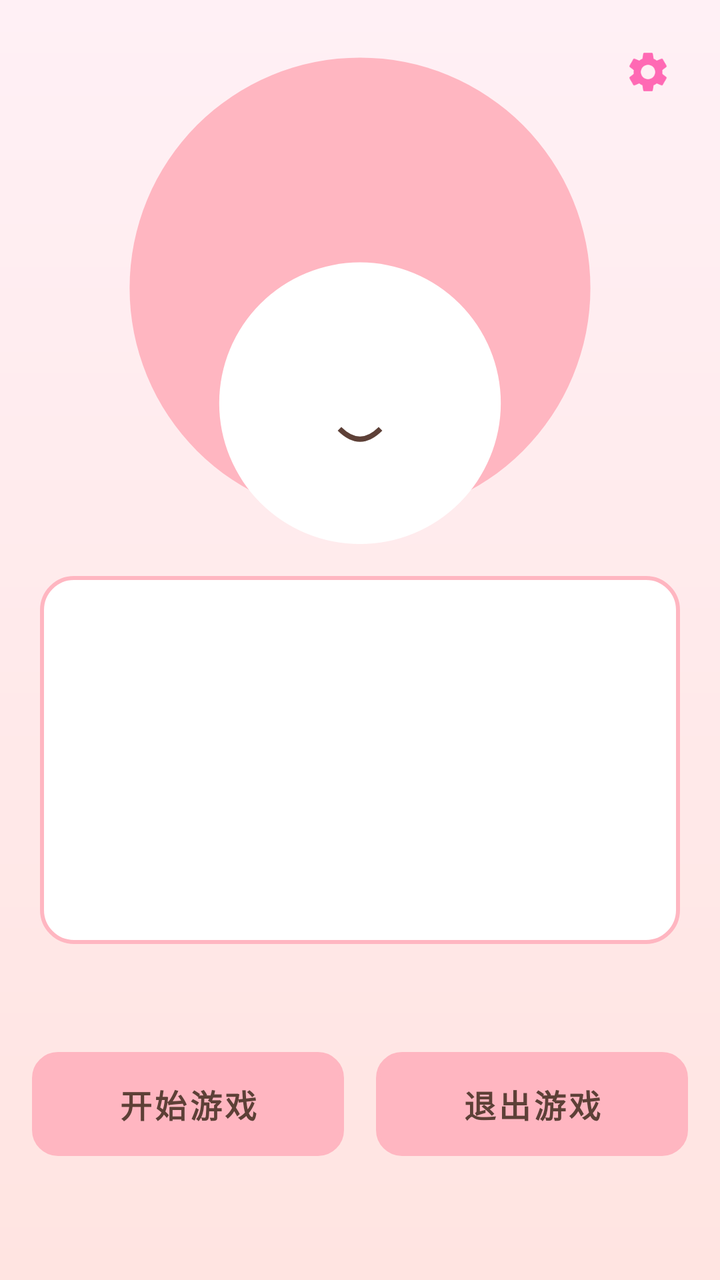
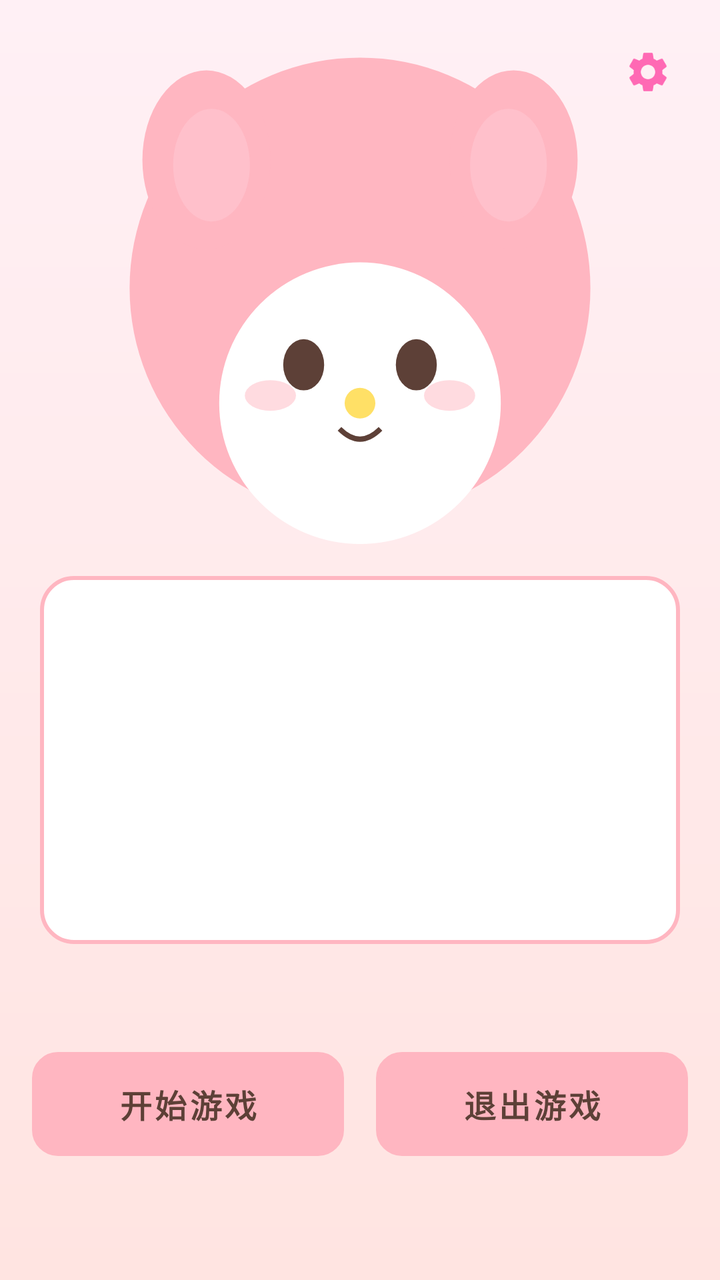

Screens rendered from an Android XML layout before and after an edit, with the pre-edit source and the edit as a unified diff.
<!-- AndroidManifest.xml: application theme Theme.MelodyGuess -->
<!-- res/layout/activity_main.xml -->
<?xml version="1.0" encoding="utf-8"?>
<LinearLayout xmlns:android="http://schemas.android.com/apk/res/android"
    xmlns:tools="http://schemas.android.com/tools"
    android:layout_width="match_parent"
    android:layout_height="match_parent"
    android:orientation="vertical"
    android:background="@drawable/bg_gradient"
    android:fitsSystemWindows="true">

    
    <RelativeLayout
        android:id="@+id/imageContainer"
        android:layout_width="match_parent"
        android:layout_height="0dp"
        android:layout_weight="45"
        android:padding="16dp">

        <ImageView
            android:id="@+id/melodyImage"
            android:layout_width="match_parent"
            android:layout_height="match_parent"
            android:scaleType="fitCenter"
            android:src="@drawable/melody_default"
            android:contentDescription="美乐蒂" />

        
        <ImageButton
            android:id="@+id/btnSettings"
            android:layout_width="40dp"
            android:layout_height="40dp"
            android:layout_alignParentTop="true"
            android:layout_alignParentEnd="true"
            android:background="?attr/selectableItemBackgroundBorderless"
            android:src="@drawable/ic_settings"
            android:contentDescription="设置"
            android:padding="4dp" />

    </RelativeLayout>

    
    <LinearLayout
        android:id="@+id/chatContainer"
        android:layout_width="match_parent"
        android:layout_height="0dp"
        android:layout_weight="30"
        android:orientation="vertical"
        android:paddingStart="20dp"
        android:paddingEnd="20dp"
        android:paddingBottom="8dp">

        
        <TextView
            android:id="@+id/tvGuessTitle"
            android:layout_width="wrap_content"
            android:layout_height="wrap_content"
            android:layout_gravity="center_horizontal"
            android:text="我想"
            android:textSize="28sp"
            android:textColor="@color/text_dark"
            android:textStyle="bold"
            android:visibility="gone" />

        
        <TextView
            android:id="@+id/tvGuessAnswer"
            android:layout_width="wrap_content"
            android:layout_height="wrap_content"
            android:layout_gravity="center_horizontal"
            android:textSize="18sp"
            android:textColor="@color/text_light"
            android:visibility="gone" />

        
        <FrameLayout
            android:layout_width="match_parent"
            android:layout_height="0dp"
            android:layout_weight="1"
            android:background="@drawable/chat_box_bg"
            android:padding="16dp">

            <ScrollView
                android:layout_width="match_parent"
                android:layout_height="match_parent"
                android:fillViewport="true">

                <TextView
                    android:id="@+id/tvDialogText"
                    android:layout_width="match_parent"
                    android:layout_height="wrap_content"
                    android:textSize="16sp"
                    android:textColor="@color/text_dark"
                    android:gravity="center"
                    android:lineSpacingMultiplier="1.3" />

            </ScrollView>

        </FrameLayout>

    </LinearLayout>

    
    <LinearLayout
        android:id="@+id/buttonContainer"
        android:layout_width="match_parent"
        android:layout_height="0dp"
        android:layout_weight="25"
        android:orientation="vertical"
        android:paddingStart="16dp"
        android:paddingEnd="16dp"
        android:paddingBottom="16dp"
        android:gravity="center">

        
        <LinearLayout
            android:id="@+id/startButtons"
            android:layout_width="match_parent"
            android:layout_height="match_parent"
            android:orientation="horizontal"
            android:gravity="center"
            android:visibility="visible">

            <Button
                android:id="@+id/btnStartGame"
                style="@style/GoldButtonStyle"
                android:layout_width="0dp"
                android:layout_height="52dp"
                android:layout_weight="1"
                android:layout_marginEnd="8dp"
                android:text="@string/start_game" />

            <Button
                android:id="@+id/btnExitGame"
                style="@style/GoldButtonStyle"
                android:layout_width="0dp"
                android:layout_height="52dp"
                android:layout_weight="1"
                android:layout_marginStart="8dp"
                android:text="@string/exit_game" />

        </LinearLayout>

        
        <LinearLayout
            android:id="@+id/gameButtonsRow1"
            android:layout_width="match_parent"
            android:layout_height="wrap_content"
            android:orientation="horizontal"
            android:visibility="gone">

            <Button
                android:id="@+id/btnMaybeYes"
                style="@style/GoldButtonStyle"
                android:layout_width="0dp"
                android:layout_height="48dp"
                android:layout_weight="1"
                android:layout_marginEnd="4dp"
                android:text="@string/maybe_yes" />

            <Button
                android:id="@+id/btnMaybeNo"
                style="@style/GoldButtonStyle"
                android:layout_width="0dp"
                android:layout_height="48dp"
                android:layout_weight="1"
                android:layout_marginStart="4dp"
                android:text="@string/maybe_no" />

        </LinearLayout>

        
        <LinearLayout
            android:id="@+id/gameButtonsRow2"
            android:layout_width="match_parent"
            android:layout_height="wrap_content"
            android:orientation="horizontal"
            android:layout_marginTop="6dp"
            android:visibility="gone">

            <Button
                android:id="@+id/btnYes"
                style="@style/GoldButtonStyle"
                android:layout_width="0dp"
                android:layout_height="48dp"
                android:layout_weight="1"
                android:layout_marginEnd="4dp"
                android:text="@string/yes" />

            <Button
                android:id="@+id/btnDontKnow"
                style="@style/GoldButtonStyle"
                android:layout_width="0dp"
                android:layout_height="48dp"
                android:layout_weight="1"
                android:layout_marginStart="4dp"
                android:layout_marginEnd="4dp"
                android:text="@string/dont_know" />

            <Button
                android:id="@+id/btnNo"
                style="@style/GoldButtonStyle"
                android:layout_width="0dp"
                android:layout_height="48dp"
                android:layout_weight="1"
                android:layout_marginStart="4dp"
                android:text="@string/no" />

        </LinearLayout>

        
        <LinearLayout
            android:id="@+id/confirmButtons"
            android:layout_width="match_parent"
            android:layout_height="match_parent"
            android:orientation="horizontal"
            android:gravity="center"
            android:visibility="gone">

            <Button
                android:id="@+id/btnConfirmYes"
                style="@style/GoldButtonStyle"
                android:layout_width="0dp"
                android:layout_height="52dp"
                android:layout_weight="1"
                android:layout_marginEnd="8dp"
                android:text="@string/confirm_yes" />

            <Button
                android:id="@+id/btnConfirmNo"
                style="@style/GoldButtonStyle"
                android:layout_width="0dp"
                android:layout_height="52dp"
                android:layout_weight="1"
                android:layout_marginStart="8dp"
                android:text="@string/confirm_no" />

        </LinearLayout>

        
        <LinearLayout
            android:id="@+id/resultButtons"
            android:layout_width="match_parent"
            android:layout_height="match_parent"
            android:orientation="horizontal"
            android:gravity="center"
            android:visibility="gone">

            <Button
                android:id="@+id/btnPlayAgain"
                style="@style/GoldButtonStyle"
                android:layout_width="0dp"
                android:layout_height="52dp"
                android:layout_weight="1"
                android:layout_marginEnd="8dp"
                android:text="@string/play_again" />

            <Button
                android:id="@+id/btnBackToStart"
                style="@style/GoldButtonStyle"
                android:layout_width="0dp"
                android:layout_height="52dp"
                android:layout_weight="1"
                android:layout_marginStart="8dp"
                android:text="@string/back_to_start" />

        </LinearLayout>

    </LinearLayout>

</LinearLayout>
<!-- resources referenced by this layout -->
<resources>
  <color name="text_dark">#5D4037</color>
  <color name="text_light">#8D6E63</color>
  <!-- drawable bg_gradient (drawable) -->
  <?xml version="1.0" encoding="utf-8"?>
  <shape xmlns:android="http://schemas.android.com/apk/res/android"
      android:shape="rectangle">
      <gradient
          android:startColor="#FFF0F5"
          android:endColor="#FFE4E1"
          android:angle="270" />
  </shape>
  <!-- drawable chat_box_bg (drawable) -->
  <?xml version="1.0" encoding="utf-8"?>
  <shape xmlns:android="http://schemas.android.com/apk/res/android"
      android:shape="rectangle">
      <solid android:color="#FFFFFF" />
      <stroke
          android:width="2dp"
          android:color="#FFB6C1" />
      <corners android:radius="16dp" />
  </shape>
  <string name="back_to_start">返回首页</string>
  <string name="confirm_no">不对哦，再想想…</string>
  <string name="confirm_yes">对啦！猜中啦~</string>
  <string name="dont_know">不知道</string>
  <string name="exit_game">退出游戏</string>
  <string name="maybe_no">或许不是</string>
  <string name="maybe_yes">或许是</string>
  <string name="no">否</string>
  <string name="play_again">再玩一次</string>
  <string name="start_game">开始游戏</string>
  <string name="yes">是</string>
  <style name="GoldButtonStyle" parent="Widget.MaterialComponents.Button">
          <item name="android:background">@drawable/btn_gold_bg</item>
          <item name="android:textColor">#5D4037</item>
          <item name="android:textSize">16sp</item>
          <item name="android:textStyle">bold</item>
          <item name="android:stateListAnimator">@null</item>
          <item name="cornerRadius">12dp</item>
          <item name="elevation">4dp</item>
      </style>
  <style name="Theme.MelodyGuess" parent="Theme.MaterialComponents.Light.NoActionBar">
          <item name="colorPrimary">@color/pink_main</item>
          <item name="colorPrimaryVariant">@color/pink_dark</item>
          <item name="colorOnPrimary">@color/white</item>
          <item name="android:statusBarColor">@color/pink_dark</item>
          <item name="android:windowBackground">@color/bg_gradient_start</item>
      </style>
  <!-- drawable btn_gold_bg (drawable) -->
  <?xml version="1.0" encoding="utf-8"?>
  <selector xmlns:android="http://schemas.android.com/apk/res/android">
      <item android:state_pressed="true">
          <shape android:shape="rectangle">
              <gradient
                  android:startColor="#DAA520"
                  android:endColor="#B8860B"
                  android:angle="270" />
              <stroke
                  android:width="2dp"
                  android:color="#8B6914" />
              <corners android:radius="12dp" />
          </shape>
      </item>
      <item>
          <shape android:shape="rectangle">
              <gradient
                  android:angle="270"
                  android:startColor="#FFE066"
                  android:centerColor="#FFD700"
                  android:endColor="#DAA520" />
              <stroke
                  android:width="2dp"
                  android:color="#B8860B" />
              <corners android:radius="12dp" />
          </shape>
      </item>
  </selector>
  <color name="pink_main">#FFB6C1</color>
  <color name="pink_dark">#FF69B4</color>
  <color name="white">#FFFFFF</color>
  <color name="bg_gradient_start">#FFF0F5</color>
</resources>

<!-- the commit's change to res/layout/activity_main.xml (unified diff, before → after) -->
@@ -208,6 +208,43 @@
 
         
         <LinearLayout
+            android:id="@+id/clueInputRow"
+            android:layout_width="match_parent"
+            android:layout_height="wrap_content"
+            android:orientation="horizontal"
+            android:layout_marginTop="6dp"
+            android:gravity="center_vertical"
+            android:visibility="gone">
+
+            <EditText
+                android:id="@+id/etClueInput"
+                android:layout_width="0dp"
+                android:layout_height="44dp"
+                android:layout_weight="1"
+                android:layout_marginEnd="6dp"
+                android:background="@drawable/chat_box_bg"
+                android:paddingStart="12dp"
+                android:paddingEnd="12dp"
+                android:hint="打字给美乐蒂一点线索吧～"
+                android:textSize="14sp"
+                android:textColor="@color/text_dark"
+                android:textColorHint="@color/text_light"
+                android:maxLines="1"
+                android:inputType="text"
+                android:imeOptions="actionSend" />
+
+            <Button
+                android:id="@+id/btnSendClue"
+                style="@style/GoldButtonStyle"
+                android:layout_width="wrap_content"
+                android:layout_height="44dp"
+                android:minWidth="72dp"
+                android:text="发送" />
+
+        </LinearLayout>
+
+        
+        <LinearLayout
             android:id="@+id/confirmButtons"
             android:layout_width="match_parent"
             android:layout_height="match_parent"
